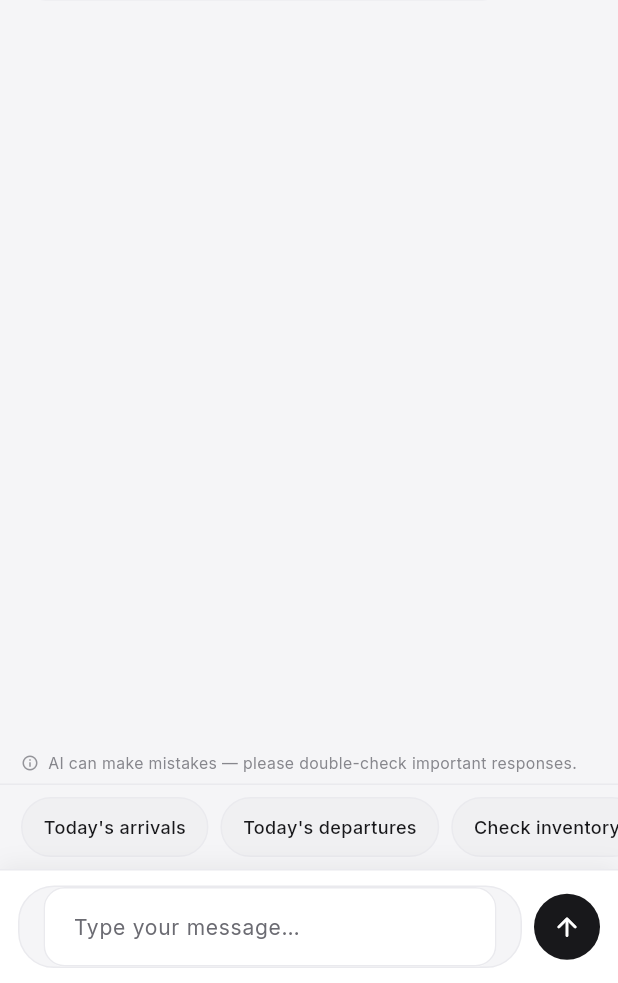
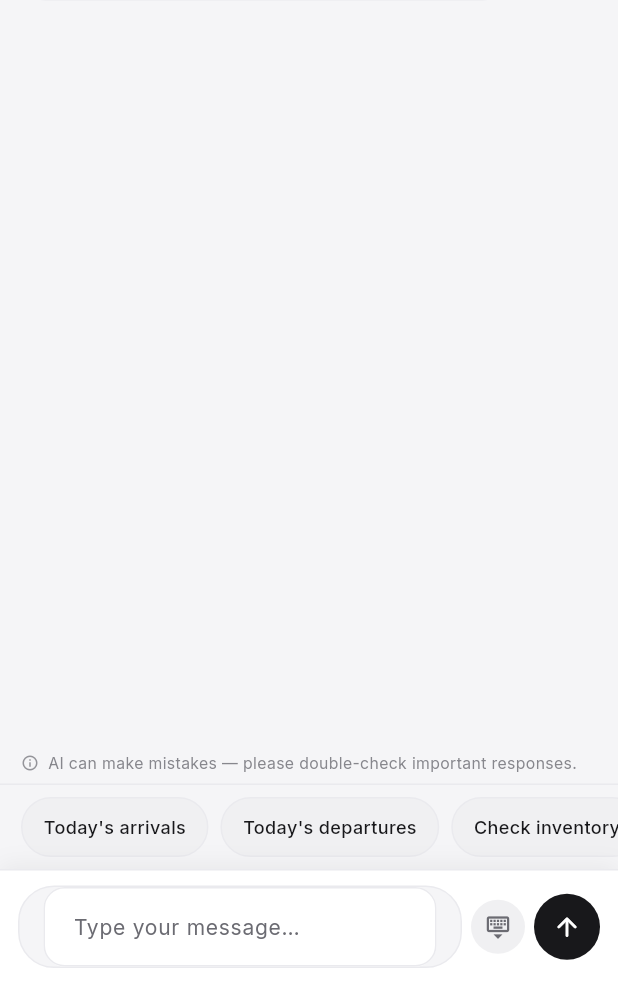
Before and after one commit to Billzify1013/cm_flutter_app, a Flutter app: the AiAssistantScreen screen opened directly, on a phone screen of 412 x 824 dp, the part 253-1236 px from its top. Run offline on Flutter 3.47's test engine with Material 3 defaults, Android fonts, the phone set to English and light mode, and no system bars; our stand-ins replace dio, firebase_core, firebase_crashlytics, firebase_messaging, flutter_local_notifications, flutter_secure_storage and 7 more; accounts and stored records are empty; network calls fail.

Commit message:
new ai work launched

```diff
--- a/lib/screens/ai_assistant_screen.dart
+++ b/lib/screens/ai_assistant_screen.dart
@@ -210,7 +210,10 @@ class _AiAssistantScreenState extends State<AiAssistantScreen> {
           child: Container(height: 1, color: AppColors.border),
         ),
       ),
-      body: SafeArea(
+      body: GestureDetector(
+        behavior: HitTestBehavior.opaque,
+        onTap: () => FocusManager.instance.primaryFocus?.unfocus(),
+        child: SafeArea(
           child: Column(
             children: [
               Expanded(
@@ -228,6 +231,7 @@ class _AiAssistantScreenState extends State<AiAssistantScreen> {
               _suggestionRow(),
               _inputBar(),
             ],
+          ),
         ),
       ),
     );
@@ -343,6 +347,7 @@ class _AiAssistantScreenState extends State<AiAssistantScreen> {
                 minLines: 1,
                 maxLines: 4,
                 textCapitalization: TextCapitalization.sentences,
+                textInputAction: TextInputAction.send,
                 style: const TextStyle(fontSize: 14, color: AppColors.textPrimary),
                 decoration: const InputDecoration(
                   hintText: 'Type your message…',
@@ -354,7 +359,18 @@ class _AiAssistantScreenState extends State<AiAssistantScreen> {
               ),
             ),
           ),
-          const SizedBox(width: 8),
+          const SizedBox(width: 6),
+          InkWell(
+            onTap: () => FocusManager.instance.primaryFocus?.unfocus(),
+            customBorder: const CircleBorder(),
+            child: Container(
+              width: 36,
+              height: 36,
+              decoration: BoxDecoration(color: AppColors.accentSoft, shape: BoxShape.circle),
+              child: const Icon(Icons.keyboard_hide_outlined, color: AppColors.textSecondary, size: 18),
+            ),
+          ),
+          const SizedBox(width: 6),
           InkWell(
             onTap: _sending ? null : () => _send(),
             customBorder: const CircleBorder(),
```
Lines whose indentation alone changed are shown as unchanged.
